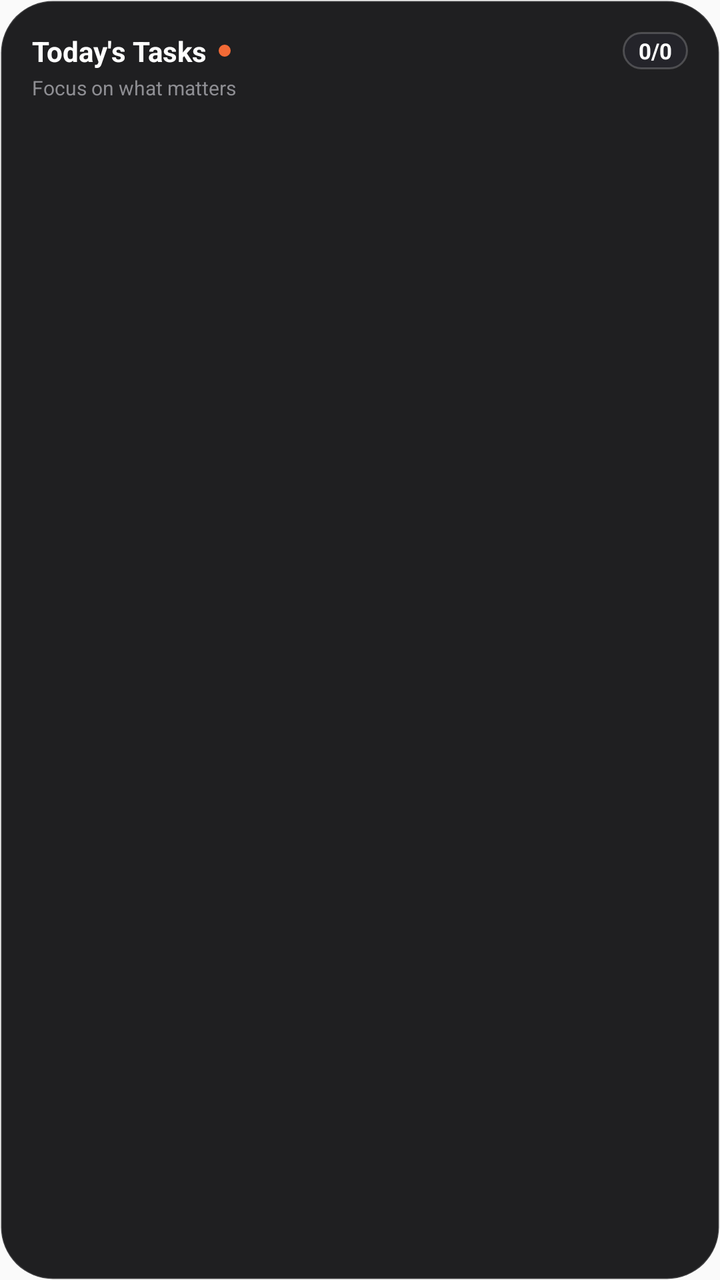
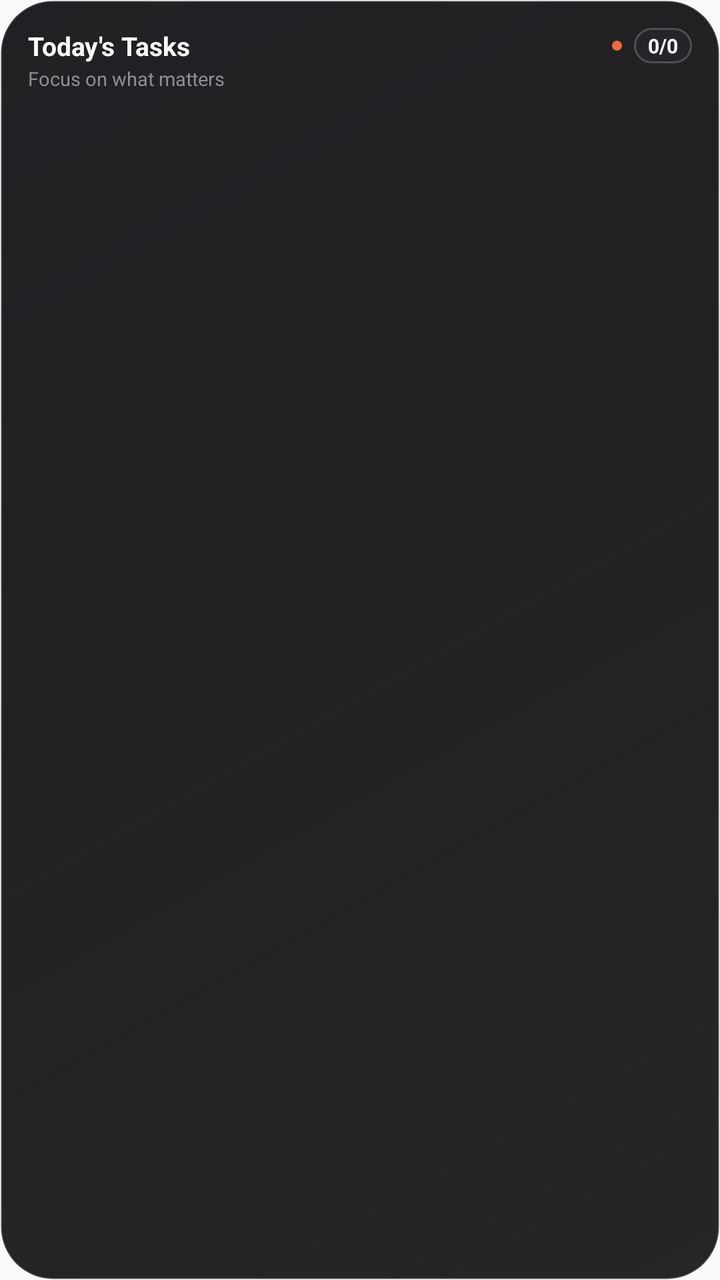

Before-and-after screenshots of an Android layout around one commit, followed by the original layout XML and the change that was made.
<!-- AndroidManifest.xml: application theme AppTheme -->
<!-- res/layout/taskify_widget.xml -->
<?xml version="1.0" encoding="utf-8"?>
<LinearLayout xmlns:android="http://schemas.android.com/apk/res/android"
    android:id="@+id/widget_root"
    android:layout_width="match_parent"
    android:layout_height="match_parent"
    android:orientation="vertical"
    android:padding="16dp"
    android:background="@drawable/taskify_widget_background">

    
    <LinearLayout
        android:id="@+id/widget_header"
        android:layout_width="match_parent"
        android:layout_height="wrap_content"
        android:layout_marginBottom="10dp"
        android:orientation="vertical">

        <LinearLayout
            android:layout_width="match_parent"
            android:layout_height="wrap_content"
            android:orientation="horizontal"
            android:gravity="center_vertical">

            <TextView
                android:id="@+id/widget_title"
                android:layout_width="wrap_content"
                android:layout_height="wrap_content"
                android:text="Today&apos;s Tasks"
                android:textColor="#FFFFFF"
                android:textSize="14sp"
                android:textStyle="bold" />

            <ImageView
                android:layout_width="6dp"
                android:layout_height="6dp"
                android:layout_marginLeft="6dp"
                android:layout_marginStart="6dp"
                android:src="@drawable/taskify_ic_dot_orange" />

            <FrameLayout
                android:layout_width="0dp"
                android:layout_height="1dp"
                android:layout_weight="1" />

            <TextView
                android:id="@+id/widget_progress_badge"
                android:layout_width="wrap_content"
                android:layout_height="wrap_content"
                android:text="0/0"
                android:textColor="#FFFFFF"
                android:textSize="11sp"
                android:textStyle="bold"
                android:paddingLeft="8dp"
                android:paddingRight="8dp"
                android:paddingStart="8dp"
                android:paddingEnd="8dp"
                android:paddingTop="2dp"
                android:paddingBottom="2dp"
                android:background="@drawable/taskify_widget_progress_badge" />
        </LinearLayout>

        <TextView
            android:id="@+id/widget_subtitle"
            android:layout_width="wrap_content"
            android:layout_height="wrap_content"
            android:layout_marginTop="2dp"
            android:text="Focus on what matters"
            android:textColor="#8E8E93"
            android:textSize="10sp"
            android:maxLines="1"
            android:ellipsize="end" />
    </LinearLayout>

    
    <ListView
        android:id="@+id/widget_scroll_list"
        android:layout_width="match_parent"
        android:layout_height="0dp"
        android:layout_weight="1"
        android:clipToPadding="false"
        android:divider="@null"
        android:dividerHeight="0dp"
        android:scrollbars="vertical" />

    
    <LinearLayout
        android:id="@+id/widget_empty"
        android:layout_width="match_parent"
        android:layout_height="0dp"
        android:layout_weight="1"
        android:orientation="vertical"
        android:gravity="center"
        android:visibility="gone">

        <TextView
            android:layout_width="wrap_content"
            android:layout_height="wrap_content"
            android:text="All Clear ✓"
            android:textColor="#FFFFFF"
            android:textSize="14sp"
            android:textStyle="bold" />

        <TextView
            android:layout_width="wrap_content"
            android:layout_height="wrap_content"
            android:layout_marginTop="3dp"
            android:text="No pending tasks for today"
            android:textColor="#8E8E93"
            android:textSize="11sp" />
    </LinearLayout>
</LinearLayout>
<!-- resources referenced by this layout -->
<resources>
  <!-- drawable taskify_ic_dot_orange (drawable) -->
  <?xml version="1.0" encoding="utf-8"?>
  <shape xmlns:android="http://schemas.android.com/apk/res/android"
      android:shape="oval">
      <solid android:color="#F26A36" />
      <size
          android:width="7dp"
          android:height="7dp" />
  </shape>
  <!-- drawable taskify_widget_background (drawable) -->
  <?xml version="1.0" encoding="utf-8"?>
  <shape xmlns:android="http://schemas.android.com/apk/res/android"
      android:shape="rectangle">
      
      <solid android:color="#F2141416" />
      <corners android:radius="26dp" />
      
      <stroke
          android:width="1dp"
          android:color="#26FFFFFF" />
  </shape>
  <!-- drawable taskify_widget_progress_badge (drawable) -->
  <?xml version="1.0" encoding="utf-8"?>
  <shape xmlns:android="http://schemas.android.com/apk/res/android"
      android:shape="rectangle">
      <solid android:color="#24242A" />
      <corners android:radius="14dp" />
      <stroke
          android:width="1dp"
          android:color="#33FFFFFF" />
  </shape>
  <style name="AppTheme" parent="Theme.AppCompat.Light.DarkActionBar">
          
          <item name="colorPrimary">@color/colorPrimary</item>
          <item name="colorPrimaryDark">@color/colorPrimaryDark</item>
          <item name="colorAccent">@color/colorAccent</item>
      </style>
</resources>

<!-- the commit's change to res/layout/taskify_widget.xml (unified diff, before → after) -->
@@ -4,7 +4,7 @@
     android:layout_width="match_parent"
     android:layout_height="match_parent"
     android:orientation="vertical"
-    android:padding="16dp"
+    android:padding="14dp"
     android:background="@drawable/taskify_widget_background">
 
     
@@ -12,7 +12,7 @@
         android:id="@+id/widget_header"
         android:layout_width="match_parent"
         android:layout_height="wrap_content"
-        android:layout_marginBottom="10dp"
+        android:layout_marginBottom="8dp"
         android:orientation="vertical">
 
         <LinearLayout
@@ -23,24 +23,24 @@
 
             <TextView
                 android:id="@+id/widget_title"
-                android:layout_width="wrap_content"
+                android:layout_width="0dp"
                 android:layout_height="wrap_content"
+                android:layout_weight="1"
                 android:text="Today&apos;s Tasks"
                 android:textColor="#FFFFFF"
-                android:textSize="14sp"
-                android:textStyle="bold" />
+                android:textSize="13sp"
+                android:textStyle="bold"
+                android:maxLines="1"
+                android:ellipsize="end" />
 
             <ImageView
-                android:layout_width="6dp"
-                android:layout_height="6dp"
-                android:layout_marginLeft="6dp"
-                android:layout_marginStart="6dp"
+                android:layout_width="5dp"
+                android:layout_height="5dp"
+                android:layout_marginLeft="4dp"
+                android:layout_marginStart="4dp"
+                android:layout_marginRight="6dp"
+                android:layout_marginEnd="6dp"
                 android:src="@drawable/taskify_ic_dot_orange" />
-
-            <FrameLayout
-                android:layout_width="0dp"
-                android:layout_height="1dp"
-                android:layout_weight="1" />
 
             <TextView
                 android:id="@+id/widget_progress_badge"
@@ -48,12 +48,12 @@
                 android:layout_height="wrap_content"
                 android:text="0/0"
                 android:textColor="#FFFFFF"
-                android:textSize="11sp"
+                android:textSize="10sp"
                 android:textStyle="bold"
-                android:paddingLeft="8dp"
-                android:paddingRight="8dp"
-                android:paddingStart="8dp"
-                android:paddingEnd="8dp"
+                android:paddingLeft="7dp"
+                android:paddingRight="7dp"
+                android:paddingStart="7dp"
+                android:paddingEnd="7dp"
                 android:paddingTop="2dp"
                 android:paddingBottom="2dp"
                 android:background="@drawable/taskify_widget_progress_badge" />
@@ -63,10 +63,10 @@
             android:id="@+id/widget_subtitle"
             android:layout_width="wrap_content"
             android:layout_height="wrap_content"
-            android:layout_marginTop="2dp"
+            android:layout_marginTop="1dp"
             android:text="Focus on what matters"
             android:textColor="#8E8E93"
-            android:textSize="10sp"
+            android:textSize="9.5sp"
             android:maxLines="1"
             android:ellipsize="end" />
     </LinearLayout>
@@ -78,9 +78,11 @@
         android:layout_height="0dp"
         android:layout_weight="1"
         android:clipToPadding="false"
-        android:divider="@null"
-        android:dividerHeight="0dp"
-        android:scrollbars="vertical" />
+        android:divider="@android:color/transparent"
+        android:dividerHeight="5dp"
+        android:paddingTop="1dp"
+        android:paddingBottom="1dp"
+        android:scrollbars="none" />
 
     
     <LinearLayout
@@ -97,15 +99,15 @@
             android:layout_height="wrap_content"
             android:text="All Clear ✓"
             android:textColor="#FFFFFF"
-            android:textSize="14sp"
+            android:textSize="13sp"
             android:textStyle="bold" />
 
         <TextView
             android:layout_width="wrap_content"
             android:layout_height="wrap_content"
-            android:layout_marginTop="3dp"
-            android:text="No pending tasks for today"
+            android:layout_marginTop="2dp"
+            android:text="No pending tasks"
             android:textColor="#8E8E93"
-            android:textSize="11sp" />
+            android:textSize="10sp" />
     </LinearLayout>
 </LinearLayout>
<!-- resource entries referenced after the edit -->
@@ -14,12 +14,17 @@
   <shape xmlns:android="http://schemas.android.com/apk/res/android"
       android:shape="rectangle">
       
-      <solid android:color="#F2141416" />
+      <gradient
+          android:startColor="#F518181C"
+          android:centerColor="#F0141416"
+          android:endColor="#E8101012"
+          android:angle="315"
+          android:type="linear" />
       <corners android:radius="26dp" />
       
       <stroke
           android:width="1dp"
-          android:color="#26FFFFFF" />
+          android:color="#33FFFFFF" />
   </shape>
   <!-- drawable taskify_widget_progress_badge (drawable) -->
   <?xml version="1.0" encoding="utf-8"?>
